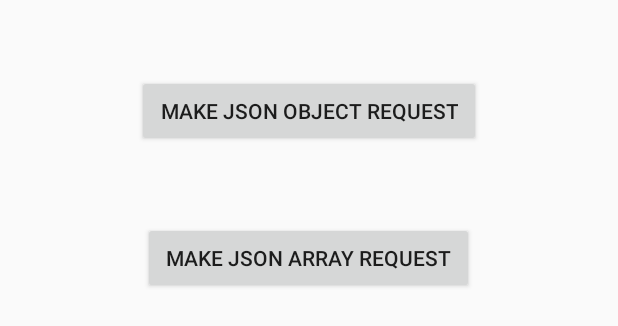
After one commit to s1079298/IPMEDT4, an Android app: the layout test_layout.xml on its own in the app's theme, with its tools: preview values and no code run, on a phone screen of 412 x 824 dp. The commit adds this screen. Shown: the top 326 px of the screen. Run offline under Robolectric (Android 15) with nearby library versions, the phone set to English and light mode, and no system bars; network calls fail.

Commit message:
JSON ophalen basis werkt

```diff
--- a/app/build.gradle
+++ b/app/build.gradle
@@ -24,4 +24,5 @@ dependencies {
     testCompile 'junit:junit:4.12'
     compile 'com.android.support:appcompat-v7:23.2.1'
     compile 'com.android.support:design:23.2.1'
+    compile 'com.mcxiaoke.volley:library:1.0.18'
 }
--- /dev/null
+++ b/app/src/main/res/layout/test_layout.xml
@@ -0,0 +1,36 @@
+<RelativeLayout xmlns:android="http://schemas.android.com/apk/res/android"
+    xmlns:tools="http://schemas.android.com/tools"
+    android:layout_width="match_parent"
+    android:layout_height="match_parent"
+    tools:context="${relativePackage}.${activityClass}" >
+
+    <Button
+        android:id="@+id/btnObjRequest"
+        android:layout_width="wrap_content"
+        android:layout_height="wrap_content"
+        android:layout_centerHorizontal="true"
+        android:layout_marginTop="50dp"
+        android:paddingLeft="15dp"
+        android:paddingRight="15dp"
+        android:text="Make JSON Object Request" />
+
+    <Button
+        android:id="@+id/btnArrayRequest"
+        android:layout_width="wrap_content"
+        android:layout_height="wrap_content"
+        android:layout_centerHorizontal="true"
+        android:layout_marginTop="50dp"
+        android:paddingLeft="15dp"
+        android:paddingRight="15dp"
+        android:text="Make JSON Array Request"
+        android:layout_below="@id/btnObjRequest" />
+
+    <TextView
+        android:id="@+id/txtResponse"
+        android:layout_width="fill_parent"
+        android:layout_height="wrap_content"
+        android:layout_below="@id/btnArrayRequest"
+        android:layout_marginTop="40px"
+        android:padding="20dp" />
+
+</RelativeLayout>
```
Also changed, not shown: app/src/main/AndroidManifest.xml (+8 -1 lines), app/src/main/java/com/example/thier/demo/Conclusion.java (+114 -1 lines), app/src/main/java/com/example/thier/demo/JSONadapter.java (added, +57 -0 lines), app/src/main/java/com/example/thier/demo/ListAdapter.java (added, +48 -0 lines), app/src/main/java/com/example/thier/demo/MainActivity.java (+69 -10 lines), app/src/main/java/com/example/thier/demo/Method.java (added, +22 -0 lines), app/src/main/res/layout/method_layout.xml (added, +33 -0 lines), app/src/main/res/layout/method_list_item.xml (added, +30 -0 lines).
